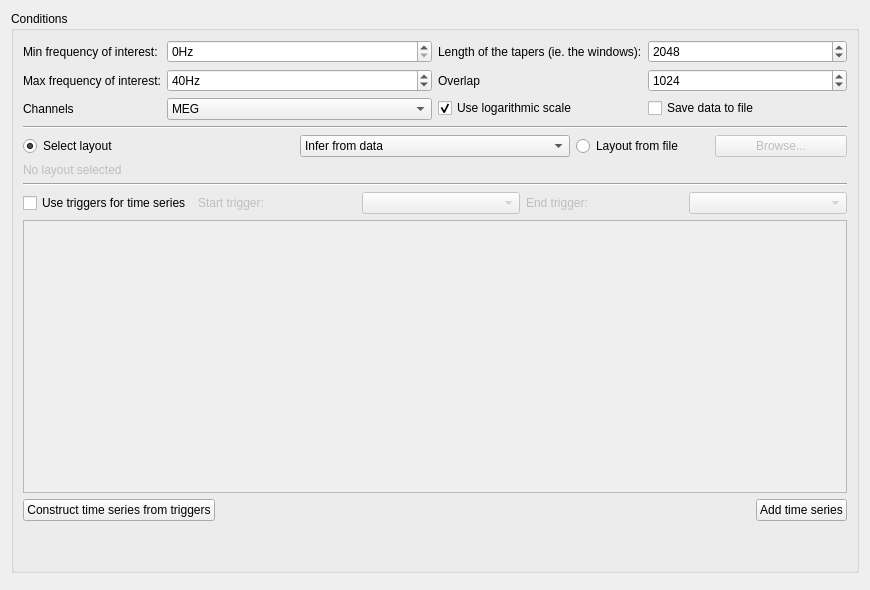
Old version of the form qt4Designer_ui_files/powerSpectrumDialogUi.ui in the repository cibr-jyu/meggie.
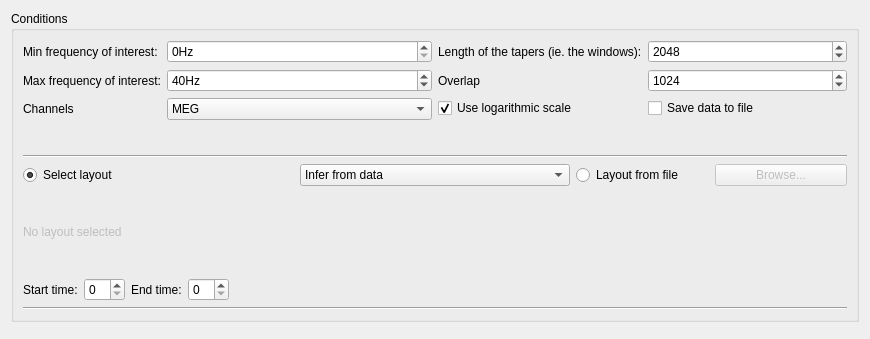
New version of the form.

Commit message: Modify power spectrum UI file

Patch:
```diff
--- a/qt4Designer_ui_files/powerSpectrumDialogUi.ui
+++ b/qt4Designer_ui_files/powerSpectrumDialogUi.ui
@@ -7,7 +7,7 @@
     <x>0</x>
     <y>0</y>
     <width>870</width>
-    <height>590</height>
+    <height>339</height>
    </rect>
   </property>
   <property name="windowTitle">
@@ -20,7 +20,7 @@
       <string>Conditions</string>
      </property>
      <layout class="QGridLayout" name="gridLayout_2">
-      <item row="0" column="0">
+      <item row="1" column="0">
        <layout class="QHBoxLayout" name="horizontalLayout_5">
         <item>
          <layout class="QFormLayout" name="formLayout_2">
@@ -186,7 +186,7 @@
         </item>
        </layout>
       </item>
-      <item row="2" column="0">
+      <item row="3" column="0">
        <layout class="QHBoxLayout" name="horizontalLayout_6">
         <item>
          <layout class="QVBoxLayout" name="verticalLayout_27">
@@ -248,17 +248,44 @@
         </item>
        </layout>
       </item>
-      <item row="7" column="0">
-       <layout class="QHBoxLayout" name="horizontalLayout_4">
+      <item row="2" column="0">
+       <widget class="Line" name="line">
+        <property name="orientation">
+         <enum>Qt::Horizontal</enum>
+        </property>
+       </widget>
+      </item>
+      <item row="8" column="0">
+       <widget class="Line" name="line_2">
+        <property name="orientation">
+         <enum>Qt::Horizontal</enum>
+        </property>
+       </widget>
+      </item>
+      <item row="4" column="0">
+       <layout class="QHBoxLayout" name="horizontalLayout">
         <item>
-         <widget class="QPushButton" name="pushButtonSeriesFromTriggers">
+         <widget class="QLabel" name="labelTmin">
           <property name="text">
-           <string>Construct time series from triggers</string>
+           <string>Start time:</string>
           </property>
          </widget>
         </item>
         <item>
-         <spacer name="horizontalSpacer_4">
+         <widget class="QSpinBox" name="spinBoxTmin"/>
+        </item>
+        <item>
+         <widget class="QLabel" name="labelTmax">
+          <property name="text">
+           <string>End time:</string>
+          </property>
+         </widget>
+        </item>
+        <item>
+         <widget class="QSpinBox" name="spinBoxTmax"/>
+        </item>
+        <item>
+         <spacer name="horizontalSpacer">
           <property name="orientation">
            <enum>Qt::Horizontal</enum>
           </property>
@@ -270,136 +297,10 @@
           </property>
          </spacer>
         </item>
-        <item>
-         <widget class="QPushButton" name="pushButtonAddTimeSeries">
-          <property name="toolTip">
-           <string>Add condition.</string>
-          </property>
-          <property name="text">
-           <string>Add time series</string>
-          </property>
-         </widget>
-        </item>
        </layout>
       </item>
-      <item row="8" column="0">
-       <spacer name="verticalSpacer">
-        <property name="orientation">
-         <enum>Qt::Vertical</enum>
-        </property>
-        <property name="sizeHint" stdset="0">
-         <size>
-          <width>20</width>
-          <height>40</height>
-         </size>
-        </property>
-       </spacer>
-      </item>
-      <item row="5" column="0">
-       <widget class="QScrollArea" name="scrollAreaConditions">
-        <property name="sizePolicy">
-         <sizepolicy hsizetype="Expanding" vsizetype="Expanding">
-          <horstretch>0</horstretch>
-          <verstretch>255</verstretch>
-         </sizepolicy>
-        </property>
-        <property name="maximumSize">
-         <size>
-          <width>16777215</width>
-          <height>550</height>
-         </size>
-        </property>
-        <property name="widgetResizable">
-         <bool>true</bool>
-        </property>
-        <widget class="QWidget" name="scrollAreaWidgetContents">
-         <property name="geometry">
-          <rect>
-           <x>0</x>
-           <y>0</y>
-           <width>824</width>
-           <height>193</height>
-          </rect>
-         </property>
-         <layout class="QVBoxLayout" name="verticalLayout">
-          <item>
-           <layout class="QVBoxLayout" name="verticalLayoutConditions"/>
-          </item>
-          <item>
-           <spacer name="verticalSpacer_2">
-            <property name="orientation">
-             <enum>Qt::Vertical</enum>
-            </property>
-            <property name="sizeHint" stdset="0">
-             <size>
-              <width>20</width>
-              <height>40</height>
-             </size>
-            </property>
-           </spacer>
-          </item>
-         </layout>
-        </widget>
-       </widget>
-      </item>
-      <item row="4" column="0">
-       <layout class="QHBoxLayout" name="horizontalLayout">
-        <item>
-         <widget class="QCheckBox" name="checkBoxTriggers">
-          <property name="text">
-           <string>Use triggers for time series</string>
-          </property>
-         </widget>
-        </item>
-        <item>
-         <widget class="QLabel" name="label">
-          <property name="enabled">
-           <bool>false</bool>
-          </property>
-          <property name="text">
-           <string>Start trigger:</string>
-          </property>
-         </widget>
-        </item>
-        <item>
-         <widget class="QComboBox" name="comboBoxStart">
-          <property name="enabled">
-           <bool>false</bool>
-          </property>
-         </widget>
-        </item>
-        <item>
-         <widget class="QLabel" name="label_2">
-          <property name="enabled">
-           <bool>false</bool>
-          </property>
-          <property name="text">
-           <string>End trigger:</string>
-          </property>
-         </widget>
-        </item>
-        <item>
-         <widget class="QComboBox" name="comboBoxEnd">
-          <property name="enabled">
-           <bool>false</bool>
-          </property>
-         </widget>
-        </item>
-       </layout>
-      </item>
-      <item row="1" column="0">
-       <widget class="Line" name="line">
-        <property name="orientation">
-         <enum>Qt::Horizontal</enum>
-        </property>
-       </widget>
-      </item>
-      <item row="3" column="0">
-       <widget class="Line" name="line_2">
-        <property name="orientation">
-         <enum>Qt::Horizontal</enum>
-        </property>
-       </widget>
+      <item row="6" column="0">
+       <layout class="QHBoxLayout" name="horizontalLayout_2"/>
       </item>
      </layout>
     </widget>
```
Left out of the diff: 86 changed lines with no effect on the pictures.
